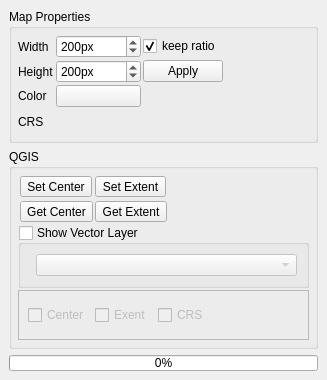
Qt form timeseriesviewer/ui/renderingdock.ui (jakimowb/eo-time-series-viewer) before a commit.
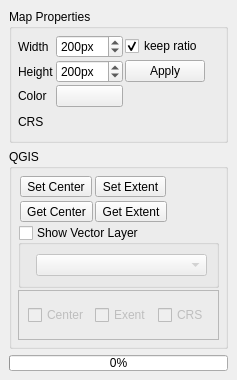
The same form after that commit. Custom widgets are drawn as their Qt base class.

Diff of the .ui file:
```diff
--- a/timeseriesviewer/ui/renderingdock.ui
+++ b/timeseriesviewer/ui/renderingdock.ui
@@ -6,7 +6,7 @@
    <rect>
     <x>0</x>
     <y>0</y>
-    <width>327</width>
+    <width>220</width>
     <height>359</height>
    </rect>
   </property>
```
